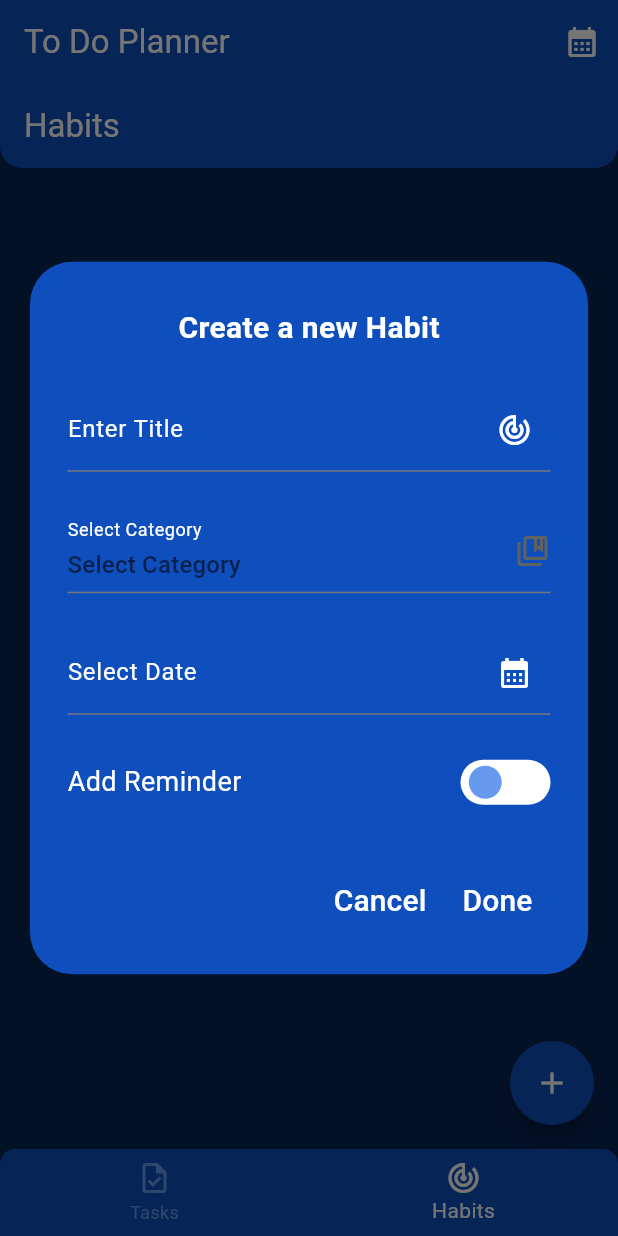
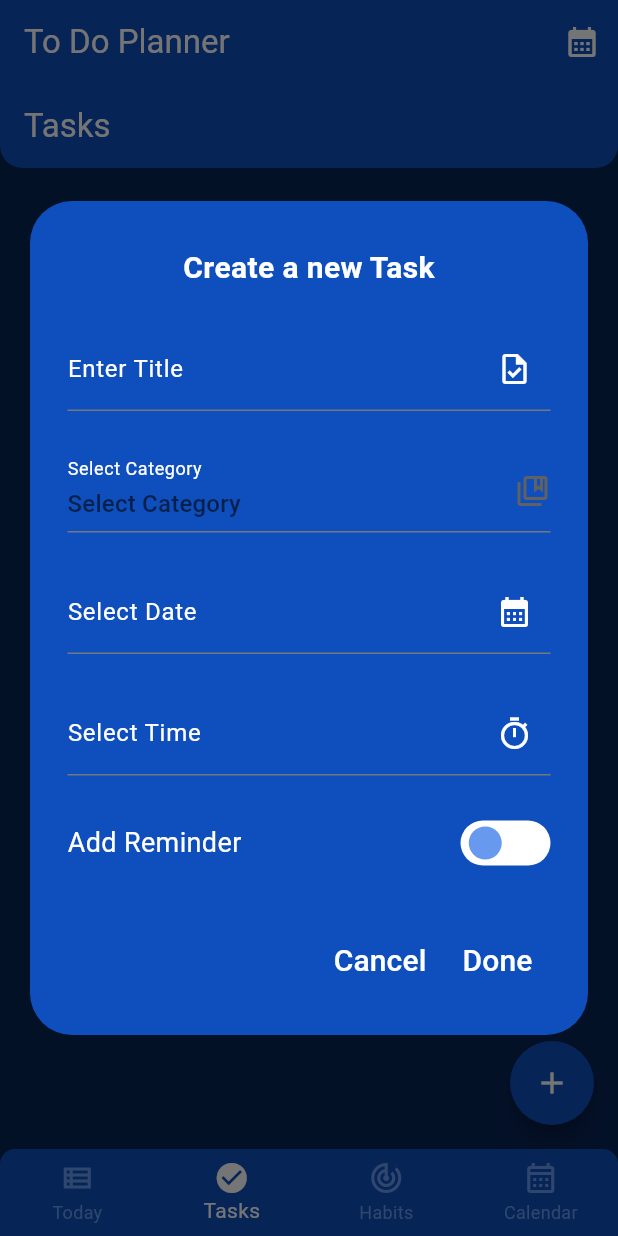
Before and after one commit to Teshan2000/To-Do-Planner, a Flutter app: the screen it shows after launch, item 2 of the bottom bar chosen, after a tap on the "add" icon, on a phone screen of 412 x 824 dp. Run offline on Flutter 3.47's test engine with Material 3 defaults, Android fonts, the phone set to English and light mode, and no system bars; drawn by our look-alikes of flutter_switch; our stand-ins replace flutter_local_notifications, hive_flutter, table_calendar, timezone; accounts and stored records are empty.

Commit message:
Today Screen
Today screen was created to display tasks and habits scheduled for today.

```diff
--- a/to_do_planner/lib/screens/home.dart
+++ b/to_do_planner/lib/screens/home.dart
@@ -3,8 +3,8 @@ import 'package:flutter_local_notifications/flutter_local_notifications.dart';
 import 'package:intl/intl.dart';
 import 'package:to_do_planner/screens/calendar.dart';
 import 'package:to_do_planner/screens/habitsScreen.dart';
-// import 'package:to_do_planner/screens/newCalendar.dart';
 import 'package:to_do_planner/screens/tasksScreen.dart';
+import 'package:to_do_planner/screens/today.dart';
 
 final FlutterLocalNotificationsPlugin flutterLocalNotificationsPlugin =
     FlutterLocalNotificationsPlugin();
@@ -21,8 +21,10 @@ class _HomeState extends State<Home> {
   bool isCompleted = false;
 
   final List<Widget> _pages = [
+    const Today(),
     const TasksScreen(),
     const HabitsScreen(),
+    const Calendar()
   ];
 
   String formatTaskDate(DateTime taskDate) {
@@ -53,7 +55,7 @@ class _HomeState extends State<Home> {
             onPressed: () {
               Navigator.of(context).pushReplacement(
                 MaterialPageRoute(
-                  builder: (context) => Calendar()));
+                  builder: (context) => const Calendar()));
             },
             icon: const Icon(Icons.calendar_month),
             color: Colors.white,
@@ -72,17 +74,31 @@ class _HomeState extends State<Home> {
             selectedItemColor: Colors.white,
             unselectedItemColor: const Color.fromARGB(255, 103, 153, 239),
             currentIndex: _selectedIndex,
+            type: BottomNavigationBarType.fixed,
             items: const [
               BottomNavigationBarItem(
-                icon: Icon(Icons.task_outlined),
-                activeIcon: Icon(Icons.task),
+                icon: Icon(Icons.view_list_outlined),
+                activeIcon: Icon(Icons.view_list),
+                label: "Today",
+                tooltip: "Today",
+              ),
+              BottomNavigationBarItem(
+                icon: Icon(Icons.check_circle_outlined),
+                activeIcon: Icon(Icons.check_circle),
                 label: "Tasks",
                 tooltip: "Tasks",
               ),
               BottomNavigationBarItem(
-                icon: Icon(Icons.track_changes),
+                icon: Icon(Icons.track_changes_outlined),
+                activeIcon: Icon(Icons.track_changes),
                 label: "Habits",
                 tooltip: "Habits",
+              ),
+              BottomNavigationBarItem(
+                icon: Icon(Icons.calendar_month_outlined),
+                activeIcon: Icon(Icons.calendar_month),
+                label: "Calendar",
+                tooltip: "Calendar",
               ),
             ],
             onTap: (index) {
--- /dev/null
+++ b/to_do_planner/lib/screens/today.dart
@@ -0,0 +1,220 @@
+import 'package:flutter/material.dart';
+import 'package:intl/intl.dart';
+import 'package:provider/provider.dart';
+import 'package:table_calendar/table_calendar.dart';
+import 'package:to_do_planner/models/habit.dart';
+import 'package:to_do_planner/models/task.dart';
+import 'package:to_do_planner/providers/habitProvider.dart';
+import 'package:to_do_planner/providers/taskProvider.dart';
+
+class Today extends StatefulWidget {
+  const Today({super.key});
+
+  @override
+  State<Today> createState() => _TodayState();
+}
+
+enum FilterStatus { All, Tasks, Habits }
+
+class _TodayState extends State<Today> {
+  bool isCompleted = false;
+  DateTime _focusedDay = DateTime.now();
+  DateTime _selectedDay = DateTime.now();
+  FilterStatus status = FilterStatus.All;
+  Alignment _alignment = Alignment.centerLeft;
+
+  String formatTaskDate(DateTime taskDate) {
+    DateTime now = DateTime.now();
+    DateTime today = DateTime(now.year, now.month, now.day);
+    DateTime tomorrow = today.add(const Duration(days: 1));
+
+    if (taskDate.isAtSameMomentAs(today)) {
+      return "Today";
+    } else if (taskDate.isAtSameMomentAs(tomorrow)) {
+      return "Tomorrow";
+    } else {
+      return DateFormat("dd-MM-yyyy").format(taskDate);
+    }
+  }
+
+  @override
+  Widget build(BuildContext context) {
+    List<Map<String, dynamic>> getEventsByDate(DateTime day) {
+      final tasks = TaskProvider()
+          .getTasksByDate(_selectedDay)
+          .map((task) => {'type': 'task', 'data': task})
+          .toList();
+
+      final habits = HabitProvider()
+          .getHabitsByDate(_selectedDay)
+          .map((habit) => {'type': 'habit', 'data': habit})
+          .toList();
+
+      return [...tasks, ...habits];
+    }
+
+    return Scaffold(
+      backgroundColor: const Color.fromARGB(255, 7, 36, 86),
+      appBar: AppBar(
+        title: const Text(
+          "Today",
+          style: TextStyle(color: Colors.white),
+        ),
+        actions: [
+          IconButton(
+            onPressed: () {},
+            icon: const Icon(Icons.calendar_month),
+            color: Colors.white,
+          ),
+        ],
+        shape: const RoundedRectangleBorder(
+            borderRadius: BorderRadius.only(
+                bottomLeft: Radius.circular(15),
+                bottomRight: Radius.circular(15))),
+        backgroundColor: const Color.fromARGB(255, 15, 79, 189),
+      ),
+      body: Consumer2<TaskProvider, HabitProvider>(
+        builder: (context, taskProvider, habitProvider, _) {
+          return SingleChildScrollView(
+            child: Column(children: [
+              const SizedBox(height: 20),
+              TableCalendar(
+                focusedDay: _focusedDay,
+                firstDay: DateTime(2000),
+                lastDay: DateTime(2100),
+                calendarFormat: CalendarFormat.week,
+                headerVisible: false,
+                selectedDayPredicate: (day) => isSameDay(_selectedDay, day),
+                onDaySelected: (selectedDay, focusedDay) {
+                  setState(() {
+                    _selectedDay = selectedDay;
+                    _focusedDay = focusedDay;
+                  });
+                },
+                daysOfWeekStyle: const DaysOfWeekStyle(
+                  weekdayStyle: TextStyle(color: Colors.white),
+                  weekendStyle: TextStyle(color: Colors.white),
+                ),
+                calendarStyle: const CalendarStyle(
+                  isTodayHighlighted: true,
+                  defaultTextStyle: TextStyle(color: Colors.white),
+                  weekendTextStyle: TextStyle(color: Colors.white),
+                  markerDecoration: BoxDecoration(
+                    color: Colors.white,
+                    shape: BoxShape.circle,
+                  ),
+                  selectedDecoration: BoxDecoration(
+                    color: Colors.blueAccent,
+                    shape: BoxShape.circle,
+                  ),
+                ),
+              ),
+              const SizedBox(height: 20),
+              Stack(
+                children: [
+                  Padding(
+                    padding: const EdgeInsets.symmetric(horizontal: 12),
+                    child: Container(
+                      width: double.infinity,
+                      height: 30,
+                      decoration: BoxDecoration(
+                          color: Colors.white,
+                          borderRadius: BorderRadius.circular(10)),
+                      child: Row(
+                        mainAxisAlignment: MainAxisAlignment.spaceBetween,
+                        children: [
+                          for (FilterStatus filterStatus in FilterStatus.values)
+                            Expanded(
+                                child: GestureDetector(
+                              onTap: () {
+                                setState(() {
+                                  if (filterStatus == FilterStatus.All) {
+                                    status = FilterStatus.All;
+                                    _alignment = Alignment.centerLeft;
+                                  } else if (filterStatus ==
+                                      FilterStatus.Tasks) {
+                                    status = FilterStatus.Tasks;
+                                    _alignment = Alignment.center;
+                                  } else if (filterStatus ==
+                                      FilterStatus.Habits) {
+                                    status = FilterStatus.Habits;
+                                    _alignment = Alignment.centerRight;
+                                  }
+                                });
+                              },
+                              child: Center(child: Text(filterStatus.name)),
+                            ))
+                        ],
+                      ),
+                    ),
+                  ),
+                  Padding(
+                    padding: const EdgeInsets.symmetric(horizontal: 12),
+                    child: AnimatedAlign(
+                      alignment: _alignment,
+                      duration: const Duration(milliseconds: 200),
+                      child: Container(
+                        width: 100,
+                        height: 30,
+                        decoration: BoxDecoration(
+                            color: const Color.fromARGB(255, 15, 79, 189),
+                            borderRadius: BorderRadius.circular(10)),
+                        child: Center(
+                            child: Text(
+                          status.name,
+                          style: const TextStyle(
+                            color: Colors.white,
+                            fontWeight: FontWeight.bold,
+                          ),
+                        )),
+                      ),
+                    ),
+                  ),
+                ],
+              ),
+              const SizedBox(height: 20),
+              Expanded(
+                  child: ListView(
+                    children: getEventsByDate(_selectedDay ?? _focusedDay)
+                        .map((event) {
+                      if (event['type'] == 'task') {
+                        Task task = event['data'];
+                        return Dismissible(
+                          key: Key(toString()),
+                          child: ListTile(
+                            // leading: Icon(task.category?.icon, color: Colors.white),
+                            title: Text(task.title,
+                                style: const TextStyle(color: Colors.white)),
+                            subtitle: Text("Task | ${task.time}",
+                                style: const TextStyle(
+                                    color: Color.fromARGB(255, 103, 153, 239))),
+                            trailing:
+                                Icon(task.category?.icon, color: Colors.white),
+                          ),
+                        );
+                      } else if (event['type'] == 'habit') {
+                        Habit habit = event['data'];
+                        return ListTile(
+                          // leading: Icon(habit.category?.icon, color: Colors.white),
+                          title: Text(habit.title,
+                              style: const TextStyle(color: Colors.white)),
+                          subtitle: Text(
+                              "Habit | ${formatTaskDate(habit.startDate)}",
+                              style: const TextStyle(
+                                  color: Color.fromARGB(255, 103, 153, 239))),
+                          trailing:
+                              Icon(habit.category?.icon, color: Colors.white),
+                        );
+                      }
+                      return const SizedBox.shrink();
+                    }).toList(),
+                  ),
+                ),
+              ]
+            ),
+          );
+        },
+      ),
+    );
+  }
+}
```
